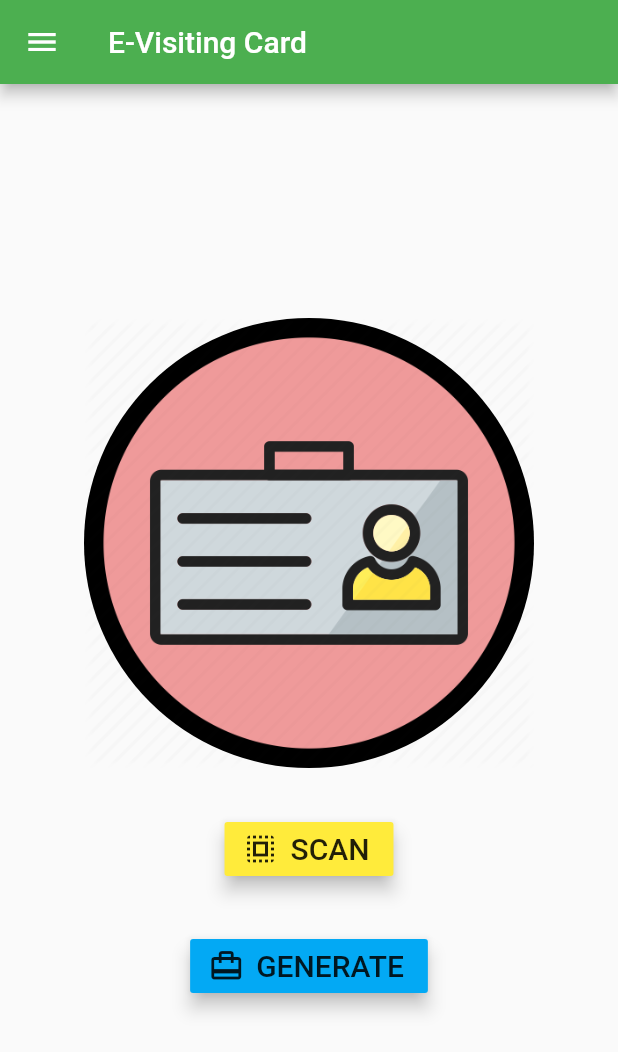
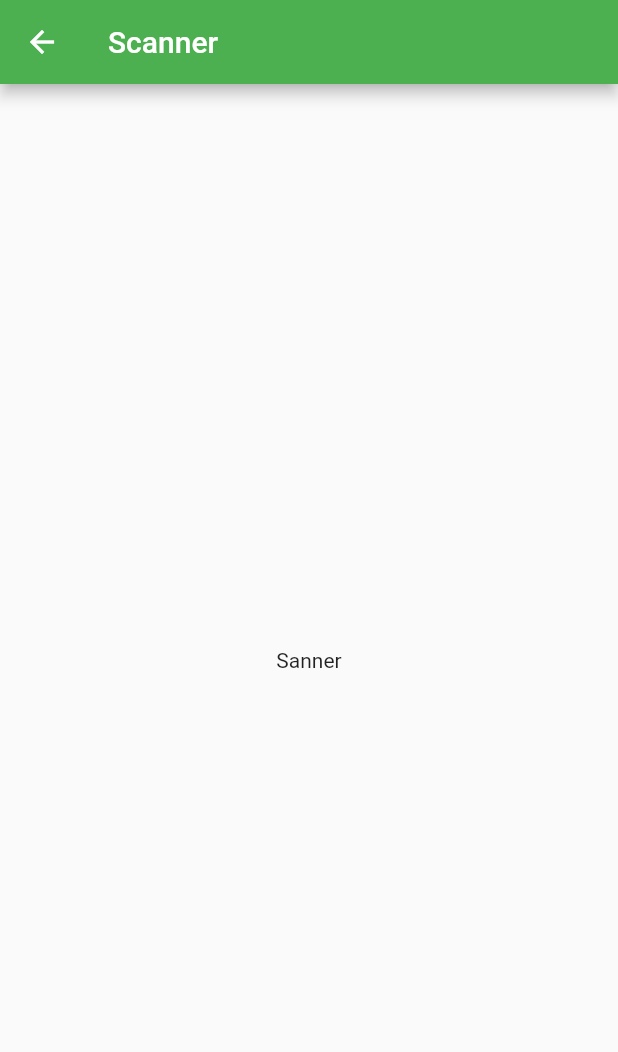
Before and after one commit to sbmkrgit/e-Visiting-Card, a Flutter app: the screen it shows after launch, after a tap on "SCAN", on a phone screen of 412 x 824 dp. Shown: the top 1052 px of the screen. Run offline on Flutter 3.47's test engine with Material 2 defaults, Android fonts, the phone set to English and light mode, and no system bars.

Commit message:
Added scanner and generate navigation

```diff
--- a/lib/HomePage.dart
+++ b/lib/HomePage.dart
@@ -1,4 +1,6 @@
 import 'package:e_visiting_card/NavigationDrawer.dart';
+import 'package:e_visiting_card/generate.dart';
+import 'package:e_visiting_card/scanner.dart';
 import 'package:flutter/cupertino.dart';
 import 'package:flutter/material.dart';
 
@@ -32,7 +34,10 @@ class _HomePageState extends State<HomePage> {
               padding: EdgeInsets.all(30),
               child: RaisedButton.icon(
                   onPressed: () {
-                    //to be implemented
+                    Navigator.push(
+                      context,
+                      MaterialPageRoute(builder: (context) => Scanner()),
+                    );
                   },
                   color: Colors.yellow,
                   elevation: 5.0,
@@ -45,7 +50,10 @@ class _HomePageState extends State<HomePage> {
                 elevation: 5.0,
                 color: Colors.lightBlue,
                 onPressed: () {
-                  //to be implemented
+                  Navigator.push(
+                      context,
+                      MaterialPageRoute(builder: (context) => Generate()),
+                    );
                 },
                 icon: Icon(Icons.card_travel),
                 label: Text(
--- /dev/null
+++ b/lib/scanner.dart
@@ -0,0 +1,21 @@
+import 'package:flutter/material.dart';
+import 'package:flutter/widgets.dart';
+
+class Scanner extends StatefulWidget {
+  @override
+  _ScannerState createState() => _ScannerState();
+}
+
+class _ScannerState extends State<Scanner> {
+  @override
+  Widget build(BuildContext context) {
+    return Scaffold(
+      appBar: AppBar(
+        title: Text("Scanner"),
+      ),
+      body: Center(
+        child: Text('Sanner'),
+      ),
+    );
+  }
+}
```
Also changed, not shown: lib/generate.dart (added, +20 -0 lines).
